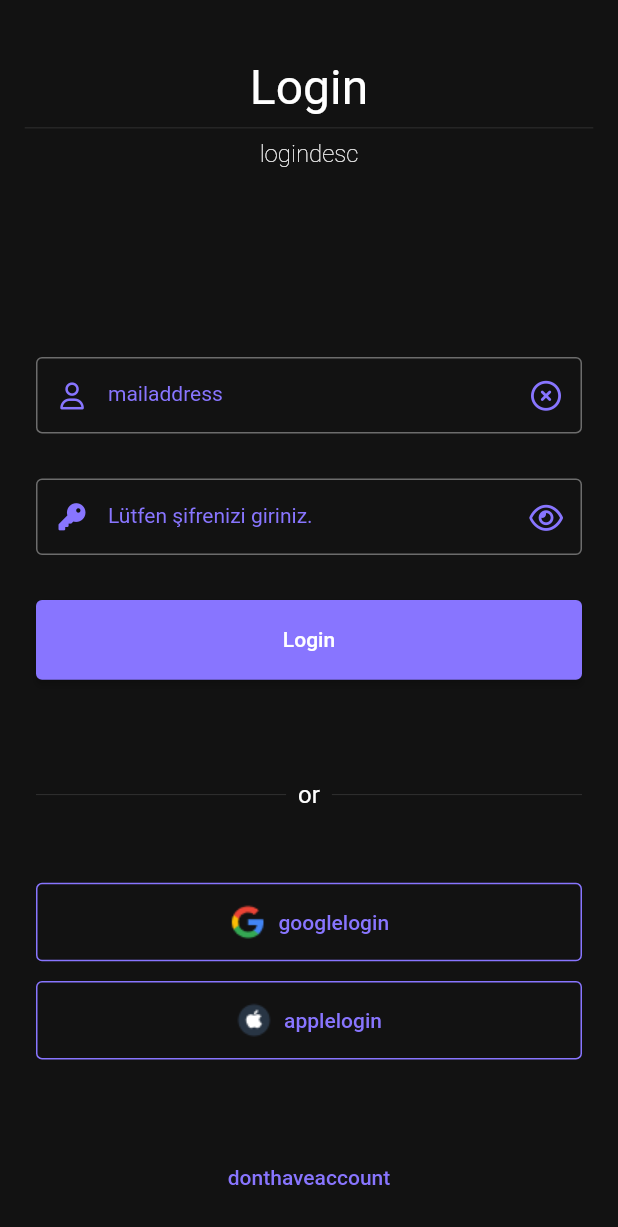
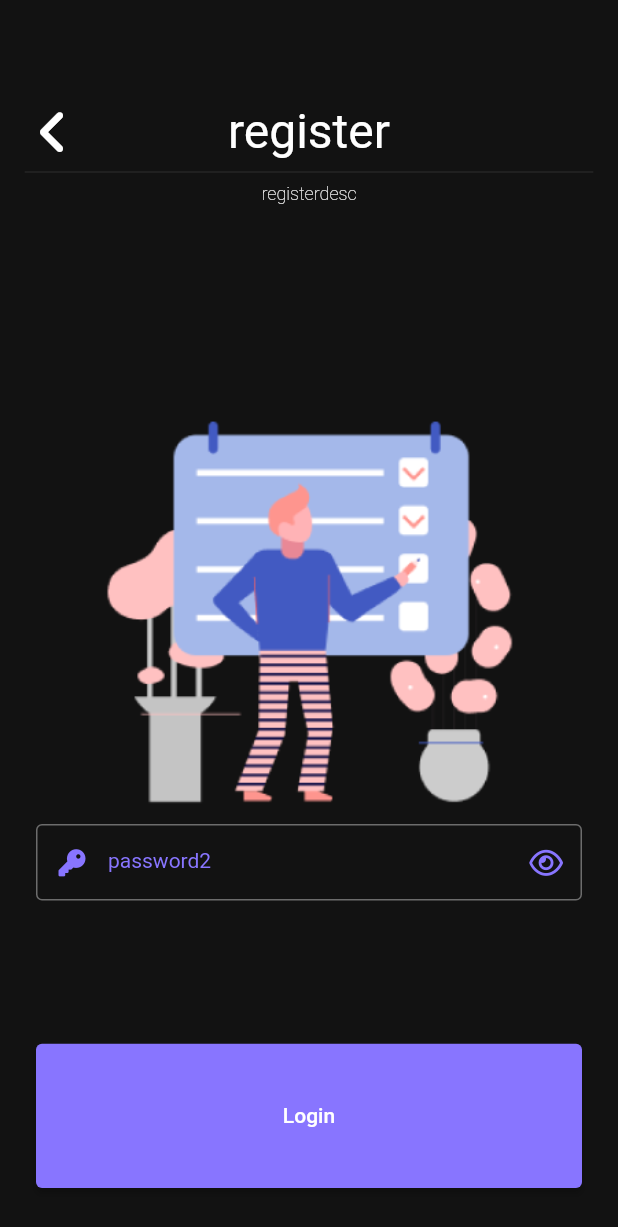
Before and after one commit to ahmetbalkan/task_reminder_app, a Flutter app: the screen it shows after launch, on a phone screen of 412 x 824 dp. Shown: the top 1227 px of the screen. Run offline on Flutter 3.47's test engine with Material 2 defaults, Android fonts, the phone set to English and light mode, and no system bars; our stand-ins replace device_preview, easy_localization, equatable, flutter_bloc, flutter_screenutil, font_awesome_flutter and 2 more; Roboto replaces fonts that are missing (Varela).

Commit message:
forgotpass added

```diff
--- a/assets/translations/tr-TR.json
+++ b/assets/translations/tr-TR.json
@@ -18,11 +18,11 @@
     "password2": "Lütfen şifrenizi giriniz. (Tekrar)",
     "emptytext": "Boş Bırakamassınız.",
     "or": "ya da",
-    "forgotpass":"Şifremi Unuttum",
+    "forgotpass":"Şifremi Unuttum?",
     "googlelogin":"Google ile Giriş Yap",
     "applelogin":"Apple ile Giriş Yap",
-    "donthaveaccount": "Hesabınız yok mu? Kaydolun",
-    "haveaccount": "Hesabınız var mı? Giriş Yapın",
+    "donthaveaccount": "Hesabınız yok mu? Kaydolun.",
+    "haveaccount": "Hesabınız var mı? Giriş Yapın.",
     "registerdesc": "Lütfen Kayıt için bilgilerinizi doldurunuz.",
     "logindesc": " Task Reminder'a hoşgeldiniz.\n Özelliklerden yararlanmak için giriş yapınız. "
 }
--- a/lib/main.dart
+++ b/lib/main.dart
@@ -4,6 +4,7 @@ import 'package:flutter/material.dart';
 import 'package:flutter_bloc/flutter_bloc.dart';
 import 'package:flutter_screenutil/flutter_screenutil.dart';
 import 'package:task_reminder_app/bloc/intropage_bloc/intropage_bloc.dart';
+import 'package:task_reminder_app/view/forgotpass_screen.dart';
 import 'package:task_reminder_app/view/login_screen.dart';
 import 'package:task_reminder_app/view/register_screen.dart';
 
@@ -19,7 +20,7 @@ void main() async {
         Locale('en', 'US'),
       ],
       child: DevicePreview(
-        enabled: false,
+        enabled: true,
         builder: (context) => const MyApp(), // Wrap your app
       ),
     ),
@@ -51,7 +52,7 @@ class MyApp extends StatelessWidget {
               builder: DevicePreview.appBuilder,
               title: 'Task Reminder',
               theme: ThemeData.dark(),
-              home: const LoginPage(),
+              home: const ForgotPassPage(),
             ),
           );
         });
--- /dev/null
+++ b/lib/view/forgotpass_screen.dart
@@ -0,0 +1,191 @@
+import 'package:easy_localization/easy_localization.dart';
+import 'package:flutter/material.dart';
+import 'package:flutter/services.dart';
+import 'package:font_awesome_flutter/font_awesome_flutter.dart';
+
+import 'package:task_reminder_app/tools/extention.dart';
+import 'package:task_reminder_app/view/login_screen.dart';
+
+class ForgotPassPage extends StatefulWidget {
+  const ForgotPassPage({super.key});
+
+  @override
+  State<ForgotPassPage> createState() => _ForgotPassPageState();
+}
+
+final _formKey = GlobalKey<FormState>();
+TextEditingController mail = TextEditingController();
+TextEditingController password1 = TextEditingController();
+TextEditingController password2 = TextEditingController();
+
+bool _obscureText = true;
+
+class _ForgotPassPageState extends State<ForgotPassPage> {
+  @override
+  Widget build(BuildContext context) {
+    return SafeArea(
+      child: Scaffold(
+        backgroundColor: context.backgroundColor,
+        body:
+            Column(mainAxisAlignment: MainAxisAlignment.spaceEvenly, children: [
+          Spacer(
+            flex: 1,
+          ),
+          Expanded(
+              flex: 3,
+              child: Padding(
+                padding: EdgeInsets.symmetric(
+                    horizontal: context.dynamicHeight(0.02)),
+                child: Column(
+                  children: [
+                    Row(
+                      children: [
+                        Expanded(
+                            flex: 1,
+                            child: GestureDetector(
+                              onTap: () {
+                                Navigator.pop(context);
+                              },
+                              child: Icon(
+                                FontAwesomeIcons.angleLeft,
+                                size: 35,
+                              ),
+                            )),
+                        Expanded(
+                          flex: 8,
+                          child: Text(
+                            "register".tr(),
+                            textAlign: TextAlign.center,
+                            style: context.fontStyleLato(Colors.white, 32),
+                          ),
+                        ),
+                        Spacer(
+                          flex: 1,
+                        ),
+                      ],
+                    ),
+                    Divider(),
+                    Text(
+                      "registerdesc".tr(),
+                      style: context.fontStyleLatoFontWeigt(
+                          Colors.white, 12, FontWeight.w100),
+                    ),
+                  ],
+                ),
+              )),
+          Expanded(
+            flex: 8,
+            child: formMethod(),
+          ),
+        ]),
+      ),
+    );
+  }
+
+  Padding formMethod() {
+    return Padding(
+      padding: const EdgeInsets.symmetric(horizontal: 24.0),
+      child: Form(
+        key: _formKey,
+        child: Column(
+          crossAxisAlignment: CrossAxisAlignment.start,
+          children: <Widget>[
+            Expanded(
+              flex: 15,
+              child: Center(
+                  child: Image.asset("assets/intropage/enterslider1.png")),
+            ),
+            Expanded(
+              flex: 7,
+              child: Column(
+                crossAxisAlignment: CrossAxisAlignment.start,
+                children: [
+                  Expanded(
+                    flex: 1,
+                    child: TextFormField(
+                      cursorColor: context.primaryColor,
+                      controller: password2,
+                      cursorHeight: 25,
+                      obscureText: _obscureText,
+                      enableSuggestions: false,
+                      autocorrect: false,
+                      keyboardType: TextInputType.visiblePassword,
+                      onChanged: (value) {},
+                      autofocus: false,
+                      decoration: InputDecoration(
+                          labelStyle: TextStyle(
+                              color: context.primaryColor, fontSize: 14),
+                          focusedBorder: OutlineInputBorder(
+                              borderSide:
+                                  BorderSide(color: context.primaryColor)),
+                          focusColor: context.primaryColor,
+                          prefixIcon: Icon(FontAwesomeIcons.key,
+                              color: context.primaryColor),
+                          suffixIcon: GestureDetector(
+                              onTap: () {
+                                setState(() {
+                                  _obscureText = !_obscureText;
+                                });
+                              },
+                              child: Icon(
+                                _obscureText
+                                    ? FontAwesomeIcons.eye
+                                    : FontAwesomeIcons.eyeSlash,
+                                size: 20.0,
+                                color: context.primaryColor,
+                              )),
+                          isDense: true,
+                          labelText: 'password2'.tr(),
+                          border: OutlineInputBorder(
+                              borderSide:
+                                  BorderSide(color: context.primaryColor))),
+                      validator: (String? value) {
+                        if (value == null || value.isEmpty) {
+                          return 'emptytext'.tr();
+                        }
+
+                        return null;
+                      },
+                    ),
+                  ),
+                ],
+              ),
+            ),
+            const Spacer(
+              flex: 1,
+            ),
+            Expanded(
+              flex: 7,
+              child: Column(
+                children: [
+                  Expanded(
+                    flex: 3,
+                    child: SizedBox(
+                      width: double.infinity,
+                      child: ElevatedButton(
+                        style: TextButton.styleFrom(
+                          backgroundColor: context.primaryColor,
+                        ),
+                        onPressed: () {
+                          if (_formKey.currentState!.validate()) {
+                            ScaffoldMessenger.of(context).showSnackBar(
+                              const SnackBar(content: Text('Processing Data')),
+                            );
+                          }
+                        },
+                        child: Text(
+                          "login".tr(),
+                        ),
+                      ),
+                    ),
+                  ),
+                  const Spacer(flex: 1),
+                ],
+              ),
+            ),
+          ],
+        ),
+      ),
+    );
+  }
+}
--- a/lib/view/register_screen.dart
+++ b/lib/view/register_screen.dart
@@ -68,7 +68,7 @@ class _RegisterPageState extends State<RegisterPage> {
                     Text(
                       "registerdesc".tr(),
                       style: context.fontStyleLatoFontWeigt(
-                          Colors.white, 16, FontWeight.w100),
+                          Colors.white, 12, FontWeight.w100),
                     ),
                   ],
                 ),
```
Also changed, not shown: lib/view/login_screen.dart (+29 -8 lines).
